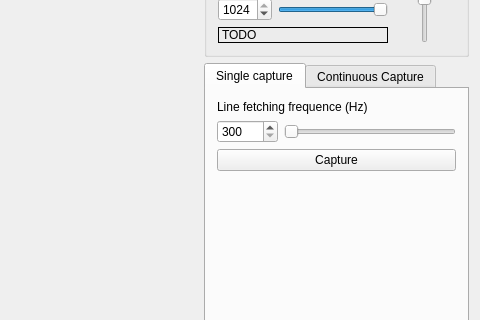
This is mainwindow.ui in DRDSoftware/QTSpyder as Qt 5 draws it before an edit; both pictures show x 320 to 800 and y 132 to 452 of the 800 by 600 pixel window. The edited form follows.
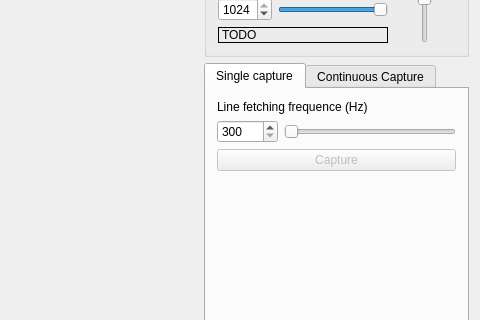
This is the edited form. Icons and pictures are not drawn.

What changed in the file:
```diff
--- a/mainwindow.ui
+++ b/mainwindow.ui
@@ -581,6 +581,9 @@
                   </item>
                   <item>
                    <widget class="QPushButton" name="singleCapture">
+                    <property name="enabled">
+                     <bool>false</bool>
+                    </property>
                     <property name="minimumSize">
                      <size>
                       <width>0</width>
```
Left out of the diff: 3 changed lines with no effect on the pictures.
